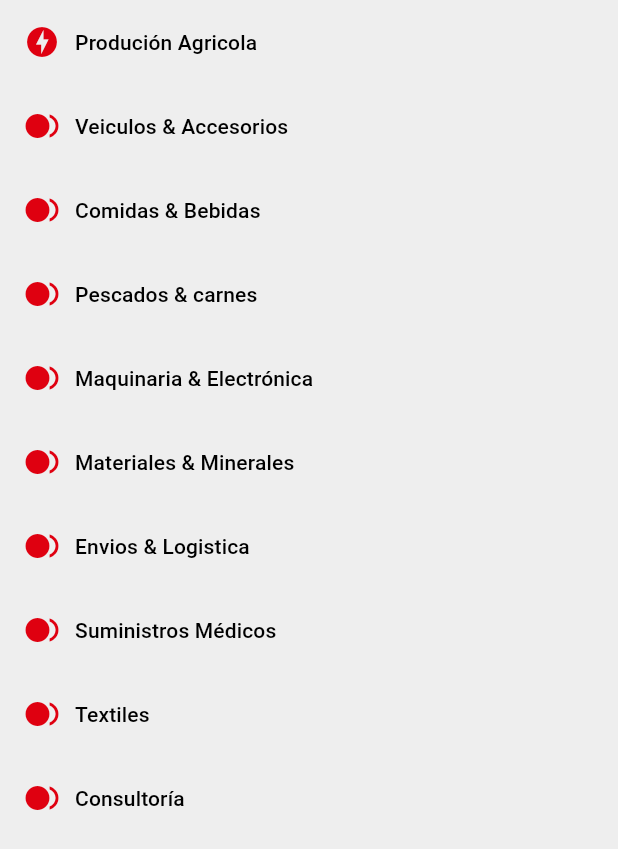
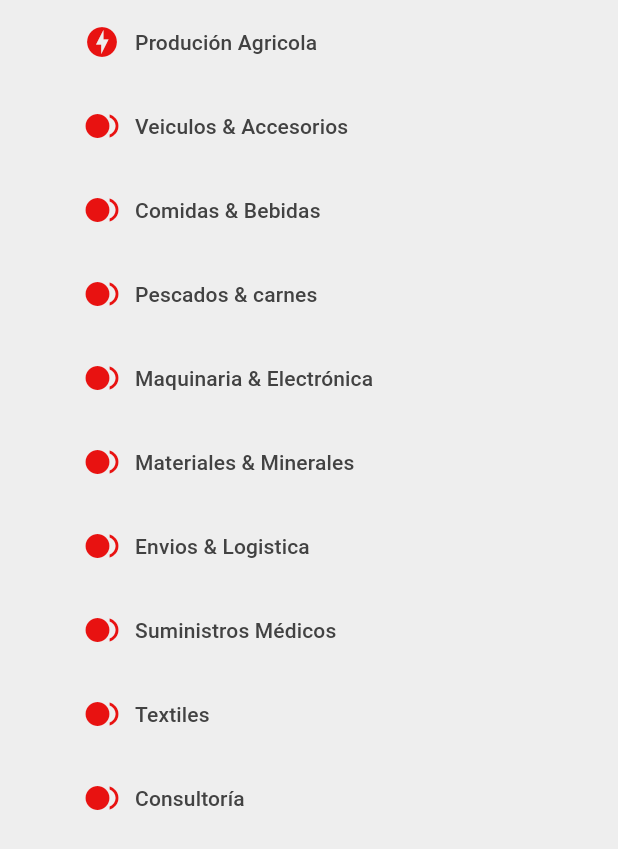
Before and after one commit to mauriciovalli/qapap_b2b, a Flutter app: the CategorySimpleList screen opened directly, on a phone screen of 412 x 824 dp. Shown: the top 849 px of the screen. Run offline on Flutter 3.47's test engine with Material 2 defaults, Android fonts, the phone set to English and light mode, and no system bars; our stand-ins replace bloc, cached_network_image, equatable, flutter_bloc, flutter_swiper, flutter_typeahead and 1 more.

Commit message:
Fix Style

```diff
--- a/lib/configuration/theme.dart
+++ b/lib/configuration/theme.dart
@@ -18,7 +18,8 @@ final ThemeData CompanyThemeData = new ThemeData(
 class CompanyColors {
   CompanyColors._(); // this basically makes it so you can instantiate this class
 
-  static const int _redPrimaryValue = 0xFFE72929;
+  //static const int _redPrimaryValue = 0xFFE72929;
+  static const int _redPrimaryValue = 0xFFEE4135;
 
   static const MaterialColor red = const MaterialColor(
     _redPrimaryValue,
@@ -30,9 +31,10 @@ class CompanyColors {
       400: Color(0xFFEF5350),
       500: Color(_redPrimaryValue),
       600: Color(0xFFE53935),
-      700: Color(0xFFDF0010),
-      800: Color(0xFFD63226),
-      900: Color(0xFFA3392D),
+      //700: Color(0xFFDF0010),
+      700: Color(0xFFE81211),
+      800: Color(0xFFD81010),
+      900: Color(0xFFB12E25),
     },
   );
 }
--- a/lib/presentation/category/widgets/category_simple_list.dart
+++ b/lib/presentation/category/widgets/category_simple_list.dart
@@ -1,5 +1,6 @@
 import 'package:flutter/material.dart';
 import 'package:flutter_bloc/flutter_bloc.dart';
+import 'package:qapaq_b2b/configuration/theme.dart';
 import 'package:qapaq_b2b/models/category.dart';
 import 'package:qapaq_b2b/presentation/category/category_bloc.dart';
 import 'package:qapaq_b2b/presentation/product/product_bloc.dart';
@@ -57,8 +58,9 @@ class CategorySimpleListState extends State<CategorySimpleList> {
   Widget buildItem(BuildContext context, CategoryModel _item) {
     return Container(
       color: _selectedItemId == _item.id
-          ? Theme.of(context).accentColor
+          ? CompanyColors.red[800]
           : Colors.transparent,
+      padding: EdgeInsets.fromLTRB(40, 0, 0, 0),
       child: ListTile(
         title: Container(
           alignment: Alignment.centerLeft,
@@ -79,7 +81,7 @@ class CategorySimpleListState extends State<CategorySimpleList> {
                   style: Theme.of(context).textTheme.subtitle2.copyWith(
                       color: _selectedItemId == _item.id
                           ? Colors.white
-                          : Colors.black),
+                          : Colors.grey[800]),
                   textAlign: TextAlign.left,
                 ),
               )
```
